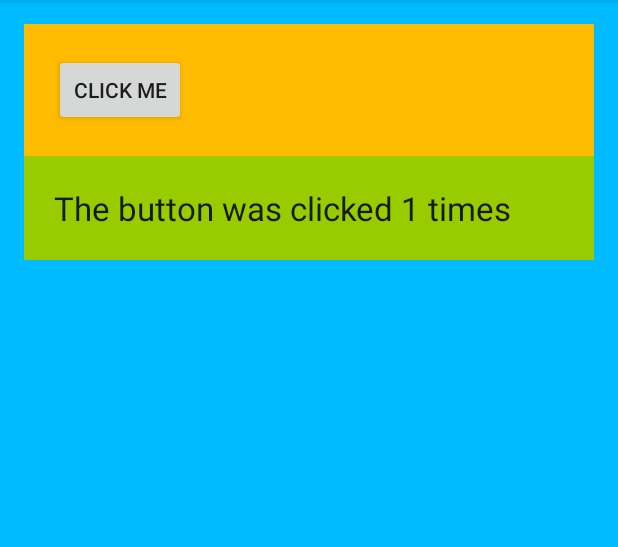
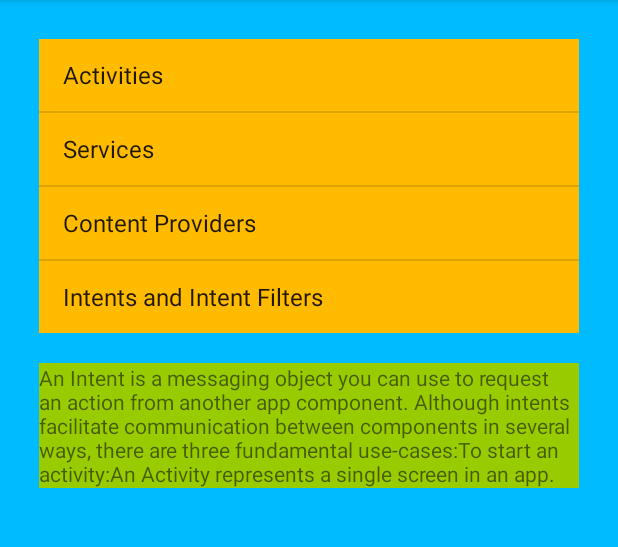
Before and after one commit to jbj88817/FragmentLearning-android, an Android app: the screen it shows after launch (MainActivity), in the options menu, after a tap on "Settings", on a phone screen of 412 x 824 dp, the part 84-631 px from its top. Run offline under Robolectric (Android 15) with nearby library versions, the phone set to English and light mode, and no system bars.

Commit message:
Flexible User Interface With Fragments

```diff
--- a/app/src/main/java/com/bojie/fragmentlearn/Communicator.java
+++ b/app/src/main/java/com/bojie/fragmentlearn/Communicator.java
@@ -5,5 +5,5 @@ package com.bojie.fragmentlearn;
  */
 public interface Communicator {
 
-    public void respond(String data);
+    public void respond(int position);
 }
--- a/app/src/main/java/com/bojie/fragmentlearn/FragmentB.java
+++ b/app/src/main/java/com/bojie/fragmentlearn/FragmentB.java
@@ -1,5 +1,6 @@
 package com.bojie.fragmentlearn;
 
+import android.content.res.Resources;
 import android.os.Bundle;
 import android.support.v4.app.Fragment;
 import android.view.LayoutInflater;
@@ -13,22 +14,12 @@ import android.widget.TextView;
 public class FragmentB extends Fragment {
 
     TextView mTextView;
-    String data;
 
     @Override
     public View onCreateView(LayoutInflater inflater, ViewGroup container, Bundle savedInstanceState) {
         View view = inflater.inflate(R.layout.fragment_b, container, false);
-        if(savedInstanceState == null){
-
-        } else {
-            data = savedInstanceState.getString("text");
-            TextView myText = (TextView) view.findViewById(R.id.textView);
-            myText.setText(data);
-        }
         return view;
     }
-
-
 
     @Override
     public void onActivityCreated(Bundle savedInstanceState) {
@@ -37,14 +28,11 @@ public class FragmentB extends Fragment {
 
     }
 
-    @Override
-    public void onSaveInstanceState(Bundle outState) {
-        super.onSaveInstanceState(outState);
-        outState.putString("text", data);
-    }
-
-    public void changeText(String data){
-        this.data = data;
-        mTextView.setText(data);
+    public void changeData(int position) {
+        if (isAdded()) {
+            Resources resources = getResources();
+            String[] descriptions = resources.getStringArray(R.array.descriptions);
+            mTextView.setText(descriptions[position]);
+        }
     }
 }
--- a/app/src/main/java/com/bojie/fragmentlearn/MainActivity.java
+++ b/app/src/main/java/com/bojie/fragmentlearn/MainActivity.java
@@ -21,10 +21,6 @@ public class MainActivity extends ActionBarActivity implements Communicator{
         MyFragment fragment = new MyFragment();
         transaction.add(R.id.my_layout, fragment, "JbjFragment");
         transaction.commit();*/
-
-
-
-
 
     }
 
@@ -51,9 +47,9 @@ public class MainActivity extends ActionBarActivity implements Communicator{
     }
 
     @Override
-    public void respond(String data) {
+    public void respond(int position) {
         FragmentManager manager = getSupportFragmentManager();
         FragmentB f2 = (FragmentB) manager.findFragmentById(R.id.fragment2);
-        f2.changeText(data);
+        f2.changeData(position);
     }
 }
--- a/app/src/main/java/com/bojie/fragmentlearn/MyFragment.java
+++ b/app/src/main/java/com/bojie/fragmentlearn/MyFragment.java
@@ -1,37 +1,21 @@
 package com.bojie.fragmentlearn;
 
-import android.app.Activity;
 import android.os.Bundle;
 import android.support.v4.app.Fragment;
 import android.view.LayoutInflater;
 import android.view.View;
 import android.view.ViewGroup;
-import android.widget.Button;
+import android.widget.AdapterView;
+import android.widget.ArrayAdapter;
+import android.widget.ListView;
 
 /**
  * Created by bojiejiang on 3/31/15.
  */
-public class MyFragment extends Fragment implements View.OnClickListener {
+public class MyFragment extends Fragment implements AdapterView.OnItemClickListener {
 
-    Button mButton;
-    int counter = 0;
+    ListView mListView;
     Communicator mCommunicator;
-
-    @Override
-    public void onAttach(Activity activity) {
-        super.onAttach(activity);
-    }
-
-    @Override
-    public void onCreate(Bundle savedInstanceState) {
-        super.onCreate(savedInstanceState);
-        if (savedInstanceState == null) {
-            counter = 0;
-        } else {
-            counter = savedInstanceState.getInt("counter", 0);
-        }
-    }
-
     @Override
     public View onCreateView(LayoutInflater inflater, ViewGroup container, Bundle savedInstanceState) {
         return inflater.inflate(R.layout.fragment_layout, container, false);
@@ -41,60 +25,14 @@ public class MyFragment extends Fragment implements View.OnClickListener {
     public void onActivityCreated(Bundle savedInstanceState) {
         super.onActivityCreated(savedInstanceState);
         mCommunicator = (Communicator) getActivity();
-        mButton = (Button) getActivity().findViewById(R.id.button);
-        mButton.setOnClickListener(this);
+        mListView = (ListView) getActivity().findViewById(R.id.listView);
+        ArrayAdapter adapter = ArrayAdapter.createFromResource(getActivity(), R.array.titles, android.R.layout.simple_list_item_1);
+        mListView.setAdapter(adapter);
+        mListView.setOnItemClickListener(this);
     }
 
     @Override
-    public void onClick(View v) {
-        counter++;
-        mCommunicator.respond("The button was clicked " + counter + " times");
+    public void onItemClick(AdapterView<?> parent, View view, int position, long id) {
+        mCommunicator.respond(position);
     }
-
-
-    @Override
-    public void onStart() {
-        super.onStart();
-    }
-
-    @Override
-    public void onResume() {
-        super.onResume();
-    }
-
-
-    // Start using
-
-    @Override
-    public void onPause() {
-        super.onPause();
-    }
-
-    @Override
-    public void onSaveInstanceState(Bundle outState) {
-        super.onSaveInstanceState(outState);
-        outState.putInt("counter", counter);
-    }
-
-    @Override
-    public void onStop() {
-        super.onStop();
-    }
-
-    @Override
-    public void onDestroyView() {
-        super.onDestroyView();
-    }
-
-    @Override
-    public void onDestroy() {
-        super.onDestroy();
-    }
-
-    @Override
-    public void onDetach() {
-        super.onDetach();
-    }
-
-
 }
--- /dev/null
+++ b/app/src/main/res/layout-land/activity_main.xml
@@ -0,0 +1,20 @@
+<?xml version="1.0" encoding="utf-8"?>
+<LinearLayout xmlns:android="http://schemas.android.com/apk/res/android"
+              android:orientation="horizontal"
+              android:layout_width="match_parent"
+              android:layout_height="match_parent">
+
+    <fragment
+        android:layout_width="0dp"
+        android:layout_height="match_parent"
+        android:name="com.bojie.fragmentlearn.MyFragment"
+        android:id="@+id/fragment1"
+        android:layout_weight="1"/>
+
+    <fragment
+        android:layout_width="0dp"
+        android:layout_height="match_parent"
+        android:name="com.bojie.fragmentlearn.FragmentB"
+        android:id="@+id/fragment2"
+        android:layout_weight="1"/>
+</LinearLayout>
--- a/app/src/main/res/layout/activity_main.xml
+++ b/app/src/main/res/layout/activity_main.xml
@@ -7,8 +7,8 @@
                 android:paddingTop="@dimen/activity_vertical_margin"
                 android:paddingBottom="@dimen/activity_vertical_margin"
                 tools:context=".MainActivity"
-    android:background="#00BBFF"
-    android:id="@+id/my_layout">
+                android:background="#00BBFF"
+                android:id="@+id/my_layout">
 
 
     <fragment
@@ -18,11 +18,13 @@
         android:id="@+id/fragment"
         android:layout_alignParentTop="true"
         android:layout_alignParentLeft="true"
-        android:layout_alignParentStart="true"/>
+        android:layout_alignParentStart="true"
+        android:layout_margin="10dp"/>
 
     <fragment
         android:layout_width="match_parent"
         android:layout_height="wrap_content"
+        android:layout_margin="10dp"
         android:name="com.bojie.fragmentlearn.FragmentB"
         android:id="@+id/fragment2"
         android:layout_below="@+id/fragment"
--- a/app/src/main/res/layout/fragment_b.xml
+++ b/app/src/main/res/layout/fragment_b.xml
@@ -1,5 +1,5 @@
 <?xml version="1.0" encoding="utf-8"?>
-<LinearLayout xmlns:android="http://schemas.android.com/apk/res/android"
+<RelativeLayout xmlns:android="http://schemas.android.com/apk/res/android"
               android:orientation="vertical"
               android:layout_width="match_parent"
               android:layout_height="match_parent"
@@ -9,8 +9,11 @@
     <TextView
         android:layout_width="wrap_content"
         android:layout_height="wrap_content"
-        android:layout_margin="20dp"
-        android:textAppearance="?android:attr/textAppearanceLarge"
-        android:text="Large Text"
-        android:id="@+id/textView"/>
-</LinearLayout>
+        android:text="New Text"
+        android:id="@+id/textView"
+        android:layout_alignParentTop="true"
+        android:layout_alignParentLeft="true"
+        android:layout_alignParentStart="true"
+        android:layout_alignParentRight="true"
+        android:layout_alignParentEnd="true"/>
+</RelativeLayout>
--- a/app/src/main/res/layout/fragment_layout.xml
+++ b/app/src/main/res/layout/fragment_layout.xml
@@ -1,15 +1,15 @@
 <?xml version="1.0" encoding="utf-8"?>
-<LinearLayout xmlns:android="http://schemas.android.com/apk/res/android"
+<RelativeLayout xmlns:android="http://schemas.android.com/apk/res/android"
               android:orientation="vertical"
               android:layout_width="match_parent"
               android:layout_height="match_parent"
     android:background="#FFBB00">
 
-    <Button
+    <ListView
         android:layout_width="wrap_content"
         android:layout_height="wrap_content"
-        android:text="Click me"
-        android:id="@+id/button"
-        android:layout_margin="20dp"
-        />
-</LinearLayout>
+        android:id="@+id/listView"
+        android:layout_alignParentTop="true"
+        android:layout_alignParentRight="true"
+        android:layout_alignParentLeft="true"/>
+</RelativeLayout>
--- a/app/src/main/res/values/strings.xml
+++ b/app/src/main/res/values/strings.xml
@@ -3,4 +3,21 @@
 
     <string name="hello_world">Hello world!</string>
     <string name="action_settings">Settings</string>
+
+    <string-array name="titles">
+        <item>Activities</item>
+        <item>Services</item>
+        <item>Content Providers</item>
+        <item>Intents and Intent Filters</item>
+
+    </string-array>
+
+
+    <string-array name="descriptions">
+        <item>An Activity is an application component that provides a screen with which users can interact in order to do something, such as dial the phone, take a photo, send an email, or view a map. Each activity is given a window in which to draw its user interface. The window typically fills the screen, but may be smaller than the screen and float on top of other windows.</item>
+        <item>A Service is an application component that can perform long-running operations in the background and does not provide a user interface. Another application component can start a service and it will continue to run in the background even if the user switches to another application. Additionally, a component can bind to a service to interact with it and even perform interprocess communication (IPC). For example, a service might handle network transactions, play music, perform file I/O, or interact with a content provider, all from the background.</item>
+        <item>Content providers manage access to a structured set of data. They encapsulate the data, and provide mechanisms for defining data security. Content providers are the standard interface that connects data in one process with code running in another process.</item>
+        <item>An Intent is a messaging object you can use to request an action from another app component. Although intents facilitate communication between components in several ways, there are three fundamental use-cases:To start an activity:An Activity represents a single screen in an app. </item>
+
+    </string-array>
 </resources>
```
